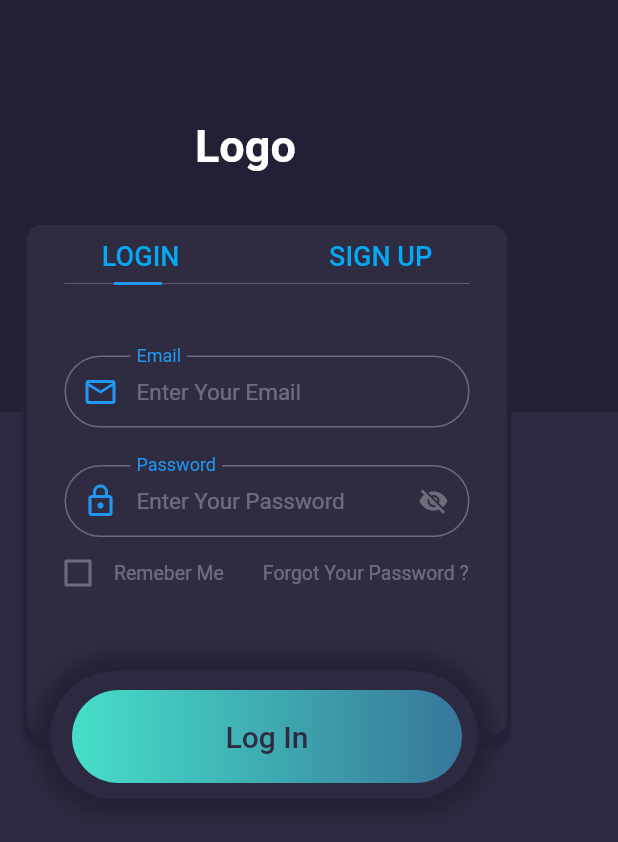
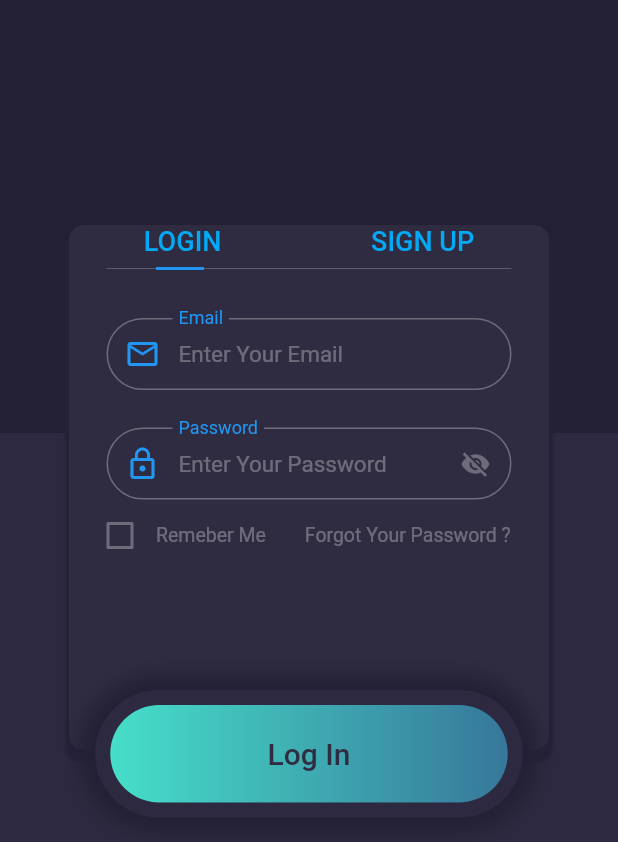
Before and after one commit to Yoka-Jo/GymApp, a Flutter app: the LogoScreen screen opened directly, on a phone screen of 412 x 824 dp. Shown: the top 842 px of the screen. Run offline on Flutter 3.47's test engine with Material 2 defaults, Android fonts, the phone set to English and light mode, and no system bars; our stand-ins replace cloud_firestore, firebase_auth, firebase_core, fl_chart, shared_preferences, table_calendar; accounts and stored records are empty.

Commit message:
update login page

```diff
--- a/lib/provider_HB/provider_HB.dart
+++ b/lib/provider_HB/provider_HB.dart
@@ -1,6 +1,5 @@
 import 'dart:math';
 import 'package:cloud_firestore/cloud_firestore.dart';
-import 'package:flutter/foundation.dart';
 import 'package:flutter/material.dart';
 import 'package:intl/intl.dart';
 import 'package:test_app/models/exercise_model.dart';
@@ -136,8 +135,6 @@ class ProviderHelper with ChangeNotifier {
     } else {
       isPostUserExercise = false;
       notifyListeners();
-      return Future.error(
-          "This is the error", StackTrace.fromString("This is its trace"));
     }
   }
 
--- a/lib/screens/login/logo_screen.dart
+++ b/lib/screens/login/logo_screen.dart
@@ -5,6 +5,7 @@ import 'package:test_app/shared/network/local/cache_helper.dart';
 import '../../shared/components/TextField_checkBox.dart';
 import 'package:firebase_auth/firebase_auth.dart';
 import 'package:cloud_firestore/cloud_firestore.dart';
+import '../../widgets/logo_text.dart';
 import '../home/home_screen.dart';
 
 class LogoScreen extends StatefulWidget {
@@ -13,18 +14,22 @@ class LogoScreen extends StatefulWidget {
 }
 
 class _LogoScreenState extends State<LogoScreen> {
+  // This is because i'm using switch case to return the right validation text.
+  int _validateNameError = 0;
+  int _validateEmailError = 1;
+  int _validateWeightError = 2;
+  int _validateHeightError = 3;
+  int _validatePassowrdError = 4;
+
   bool isLogIN = true;
-  int _userName = 0;
-  int _email = 1;
-  int _weight = 2;
-  int _height = 3;
-  int _password = 4;
+
   bool _isLoading = false;
-  String _osuserName = '';
-  String _osemail = '';
-  String _ospassword = '';
-  int _osweight = 0;
-  int _osheight = 0;
+
+  String _onSavedName = '';
+  String _onSavedEmail = '';
+  String _onSavedPassword = '';
+  int _onSavedWeight = 0;
+  int _onSavedHeight = 0;
 
   final submitKey = GlobalKey<FormState>();
 
@@ -41,11 +46,11 @@ class _LogoScreenState extends State<LogoScreen> {
         if (isLogIN) {
           final userData = await FirebaseAuth.instance
               .signInWithEmailAndPassword(
-                  email: _osemail.trim(), password: _ospassword.trim());
+                  email: _onSavedEmail.trim(),
+                  password: _onSavedPassword.trim());
           uId = userData.user.uid;
-          CacheHelper.saveData(key: "uId", value: userData.user.uid).then(
-              (value) =>
-          Navigator.of(context).pushNamedAndRemoveUntil(
+          CacheHelper.saveData(key: "uId", value: userData.user.uid)
+              .then((value) => Navigator.of(context).pushNamedAndRemoveUntil(
                     HomeScreen.routeName,
                     (route) {
                       return false;
@@ -54,7 +59,8 @@ class _LogoScreenState extends State<LogoScreen> {
         } else {
           final userData = await FirebaseAuth.instance
               .createUserWithEmailAndPassword(
-                  email: _osemail.trim(), password: _ospassword.trim());
+                  email: _onSavedEmail.trim(),
+                  password: _onSavedPassword.trim());
           uId = userData.user.uid;
           CacheHelper.saveData(key: "uId", value: userData.user.uid);
 
@@ -62,9 +68,9 @@ class _LogoScreenState extends State<LogoScreen> {
               .collection('emails')
               .doc(userData.user.uid)
               .set({
-            'userName': _osuserName.trim(),
-            'weight': _osweight,
-            'height': _osheight,
+            'userName': _onSavedName.trim(),
+            'weight': _onSavedWeight,
+            'height': _onSavedHeight,
             'userId': FirebaseAuth.instance.currentUser.uid,
           });
 
@@ -98,40 +104,14 @@ class _LogoScreenState extends State<LogoScreen> {
     return BackgroundColor(
       onBackgroundWidget: Scaffold(
         backgroundColor: Colors.transparent,
-        body: CustomScrollView(slivers: [
-          SliverFillRemaining(
-            hasScrollBody: false,
+        body: SingleChildScrollView(
           child: Stack(children: [
-              Column(
-                children: [
-                  Flexible(
-                    flex: 1,
-                    child: Container(
-                      color: Color(0xff232035),
-                    ),
-                  ),
-                  Flexible(
-                    flex: 2,
-                    child: Container(
-                      color: Color(0xff2D2940),
-                    ),
-                  ),
-                ],
-              ),
-              Positioned(
-                  top: 80.0,
-                  left: 130.0,
-                  child: Text(
-                    "Logo",
-                    style: TextStyle(
-                        fontSize: 30.0,
-                        color: Colors.white,
-                        fontWeight: FontWeight.bold),
-                  )),
-              Stack(children: [
-                Container(
-                  margin: EdgeInsets.only(left: 18, top: 150),
-                  height: isLogIN ? 340 : 500,
+            Align(
+              alignment: Alignment.topCenter,
+              child: AnimatedContainer(
+                duration: Duration(milliseconds: 600),
+                margin: EdgeInsets.only(top: 150),
+                height: isLogIN ? 350 : 500,
                 width: 320,
                 decoration: BoxDecoration(
                     boxShadow: [
@@ -147,11 +127,9 @@ class _LogoScreenState extends State<LogoScreen> {
                     borderRadius: BorderRadius.all(
                       Radius.circular(10),
                     )),
-                  child: Column(
+                child: ListView(
+                  physics: NeverScrollableScrollPhysics(),
                   children: [
-                      SizedBox(
-                        height: 10,
-                      ),
                     Row(
                       mainAxisAlignment: MainAxisAlignment.spaceAround,
                       children: [
@@ -195,9 +173,6 @@ class _LogoScreenState extends State<LogoScreen> {
                           thickness: 2,
                         ),
                     ]),
-                      SizedBox(
-                        height: 15,
-                      ),
                     Form(
                       key: submitKey,
                       child: Padding(
@@ -213,7 +188,7 @@ class _LogoScreenState extends State<LogoScreen> {
                                 show: 1,
                                 onSaved: (value) {
                                   setState(() {
-                                      _osuserName = value;
+                                    _onSavedName = value;
                                   });
                                 },
                                 key: ValueKey('name'),
@@ -224,7 +199,7 @@ class _LogoScreenState extends State<LogoScreen> {
                                 textInputType: TextInputType.text,
                                 leftPadding: 15,
                                 rightPadding: 15,
-                                  errorCase: _userName,
+                                errorValidator: _validateNameError,
                               ),
                             if (!isLogIN)
                               SizedBox(
@@ -239,7 +214,7 @@ class _LogoScreenState extends State<LogoScreen> {
                               show: 1,
                               onSaved: (value) {
                                 setState(() {
-                                    _osemail = value;
+                                  _onSavedEmail = value;
                                 });
                               },
                               key: ValueKey('email'),
@@ -250,7 +225,7 @@ class _LogoScreenState extends State<LogoScreen> {
                               textInputType: TextInputType.emailAddress,
                               leftPadding: 15,
                               rightPadding: 15,
-                                errorCase: _email,
+                              errorValidator: _validateEmailError,
                             ),
                             if (!isLogIN)
                               SizedBox(
@@ -264,7 +239,7 @@ class _LogoScreenState extends State<LogoScreen> {
                                       show: 1,
                                       onSaved: (value) {
                                         setState(() {
-                                            _osweight = int.parse(value);
+                                          _onSavedWeight = int.parse(value);
                                         });
                                       },
                                       key: ValueKey('weight'),
@@ -275,7 +250,7 @@ class _LogoScreenState extends State<LogoScreen> {
                                       textInputType: TextInputType.number,
                                       leftPadding: 15,
                                       rightPadding: 10,
-                                        errorCase: _weight,
+                                      errorValidator: _validateWeightError,
                                     ),
                                   ),
                                   Expanded(
@@ -284,7 +259,7 @@ class _LogoScreenState extends State<LogoScreen> {
                                       show: 1,
                                       onSaved: (value) {
                                         setState(() {
-                                            _osheight = int.parse(value);
+                                          _onSavedHeight = int.parse(value);
                                         });
                                       },
                                       key: ValueKey('height'),
@@ -295,7 +270,7 @@ class _LogoScreenState extends State<LogoScreen> {
                                       textInputType: TextInputType.number,
                                       leftPadding: 10,
                                       rightPadding: 15,
-                                        errorCase: _height,
+                                      errorValidator: _validateHeightError,
                                     ),
                                   ),
                                 ],
@@ -307,7 +282,7 @@ class _LogoScreenState extends State<LogoScreen> {
                               show: 0,
                               onSaved: (value) {
                                 setState(() {
-                                    _ospassword = value;
+                                  _onSavedPassword = value;
                                 });
                               },
                               key: ValueKey('password'),
@@ -318,7 +293,7 @@ class _LogoScreenState extends State<LogoScreen> {
                               leftPadding: 15,
                               rightPadding: 15,
                               //onSubmitted: trySubmit,
-                                errorCase: _password,
+                              errorValidator: _validatePassowrdError,
                             ),
                             if (isLogIN)
                               Row(
@@ -351,10 +326,15 @@ class _LogoScreenState extends State<LogoScreen> {
                   ],
                 ),
               ),
-                Stack(children: [
-                  Container(
-                    margin:
-                        EdgeInsets.only(top: isLogIN ? 447.5 : 607.5, left: 33.5),
+            ),
+            Align(
+              alignment: Alignment.topCenter,
+              child: GestureDetector(
+                onTap: trySubmit,
+                child: AnimatedContainer(
+                  duration: Duration(milliseconds: 600),
+                  margin: EdgeInsets.only(top: isLogIN ? 460 : 620),
+                  padding: EdgeInsets.all(10),
                   height: 85,
                   width: 285,
                   decoration: BoxDecoration(
@@ -368,11 +348,7 @@ class _LogoScreenState extends State<LogoScreen> {
                             spreadRadius: 10.5,
                             color: Color(0xff232035))
                       ]),
-                  ),
-                  GestureDetector(
-                    onTap: trySubmit,
                   child: Container(
-                      margin: EdgeInsets.only(top: isLogIN ? 460 : 620, left: 48),
                     height: 62,
                     width: 260,
                     decoration: BoxDecoration(
@@ -402,31 +378,11 @@ class _LogoScreenState extends State<LogoScreen> {
                               )),
                   ),
                 ),
-                ])
-              ]),
+              ),
+            )
           ]),
         ),
-        ]),
       ),
     );
   }
 }
-
-class LogoText extends StatelessWidget {
-  final String textName;
-  final Function onTap;
-
-  const LogoText({this.textName, this.onTap});
-
-  @override
-  Widget build(BuildContext context) {
-    return InkWell(
-      child: Text(
-        textName,
-        style: TextStyle(
-            fontWeight: FontWeight.w500, color: Colors.lightBlue, fontSize: 18),
-      ),
-      onTap: onTap,
-    );
-  }
-}
--- a/lib/shared/components/TextField_checkBox.dart
+++ b/lib/shared/components/TextField_checkBox.dart
@@ -1,4 +1,5 @@
 import 'package:flutter/material.dart';
+
 class CheckBox extends StatefulWidget {
   const CheckBox({
     Key key,
@@ -20,7 +21,6 @@ class _CheckBoxState extends State<CheckBox> {
       onChanged: (value) {
         setState(() {
           isChecked = value;
-
         });
       },
     );
@@ -37,13 +37,22 @@ class TextForm extends StatefulWidget {
   final double leftPadding;
   final double rightPadding;
   final String suffixText;
-  final int errorCase;
+  final int errorValidator;
   final Function onSaved;
-//  final Function onSubmitted;
-  const TextForm({
-    Key key,
-    this.labelText , this.hintText , this.icon, this.textInputType , this.showIcon , this.leftPadding , this.rightPadding , this.suffixText , this.errorCase
- , @required this.onSaved , @required this.show }) : super(key: key);
+  const TextForm(
+      {Key key,
+      this.labelText,
+      this.hintText,
+      this.icon,
+      this.textInputType,
+      this.showIcon,
+      this.leftPadding,
+      this.rightPadding,
+      this.suffixText,
+      this.errorValidator,
+      @required this.onSaved,
+      @required this.show})
+      : super(key: key);
 
   @override
   _TextFormState createState() => _TextFormState();
@@ -52,35 +61,33 @@ class TextForm extends StatefulWidget {
 class _TextFormState extends State<TextForm> {
   bool showPassword = true;
 
-
-
   @override
   Widget build(BuildContext context) {
     return Padding(
-      padding:  EdgeInsets.only(right: widget.rightPadding , left: widget.leftPadding),
+      padding:
+          EdgeInsets.only(right: widget.rightPadding, left: widget.leftPadding),
       child: TextFormField(
-        validator: (value){
-            switch(widget.errorCase){
+        validator: (value) {
+          switch (widget.errorValidator) {
             case 0:
-                if(value.isEmpty || value.length < 4) {
+              if (value.isEmpty || value.length < 4) {
                 return 'Please Enter at least 4 characters';
               }
               break;
             case 1:
-                if(value.isEmpty || !value.contains('@')){
+              if (value.isEmpty || !value.contains('@')) {
                 return 'Please enter a valid email address';
               }
               break;
             case 2:
-                 if(value.isEmpty){
+              if (value.isEmpty) {
                 return 'Enter Your Weight';
               }
               break;
             case 3:
-                if(value.isEmpty){
+              if (value.isEmpty) {
                 return 'Enter Your Height';
-                }
-                else if(int.parse(value) > 240){
+              } else if (int.parse(value) > 240) {
                 return 'Enter A Valid Height';
               }
               break;
@@ -90,10 +97,10 @@ class _TextFormState extends State<TextForm> {
               }
               break;
           }
-          return null ;
+          return null;
         },
         onSaved: widget.onSaved,
-        onFieldSubmitted: (value){},//widget.onSubmitted,
+        onFieldSubmitted: (value) {}, //widget.onSubmitted,
         obscureText: 1 == widget.show ? false : showPassword,
         keyboardType: widget.textInputType,
         style: TextStyle(
@@ -116,7 +123,8 @@ class _TextFormState extends State<TextForm> {
             widget.icon,
             color: Colors.blue,
           ),
-        suffixIcon: widget.showIcon ?  IconButton(
+          suffixIcon: widget.showIcon
+              ? IconButton(
                   icon: Icon(
                     showPassword ? Icons.visibility_off : Icons.visibility,
                     size: 20,
@@ -127,7 +135,8 @@ class _TextFormState extends State<TextForm> {
                       showPassword = !showPassword;
                     });
                   },
-          ): null ,
+                )
+              : null,
           floatingLabelBehavior: FloatingLabelBehavior.always,
           errorStyle: TextStyle(
             fontSize: 11,
--- /dev/null
+++ b/lib/widgets/logo_text.dart
@@ -0,0 +1,20 @@
+import 'package:flutter/material.dart';
+
+class LogoText extends StatelessWidget {
+  final String textName;
+  final Function onTap;
+
+  const LogoText({this.textName, this.onTap});
+
+  @override
+  Widget build(BuildContext context) {
+    return InkWell(
+      child: Text(
+        textName,
+        style: TextStyle(
+            fontWeight: FontWeight.w500, color: Colors.lightBlue, fontSize: 18),
+      ),
+      onTap: onTap,
+    );
+  }
+}
```
Also changed, not shown: gymPics/gym1.png (deleted), gymPics/gym10.png (deleted), gymPics/gym11.png (deleted), gymPics/gym12.png (deleted), gymPics/gym2.png (deleted), gymPics/gym3.png (deleted), pubspec.lock, 10 other files. Lines whose indentation alone changed are shown as unchanged.
